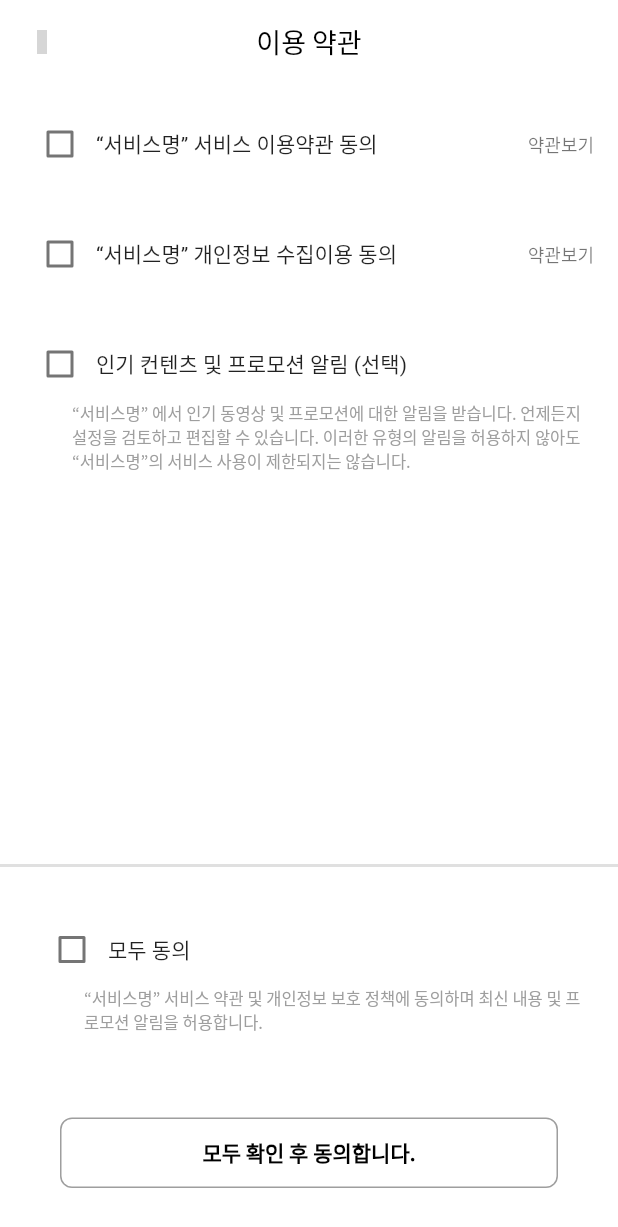
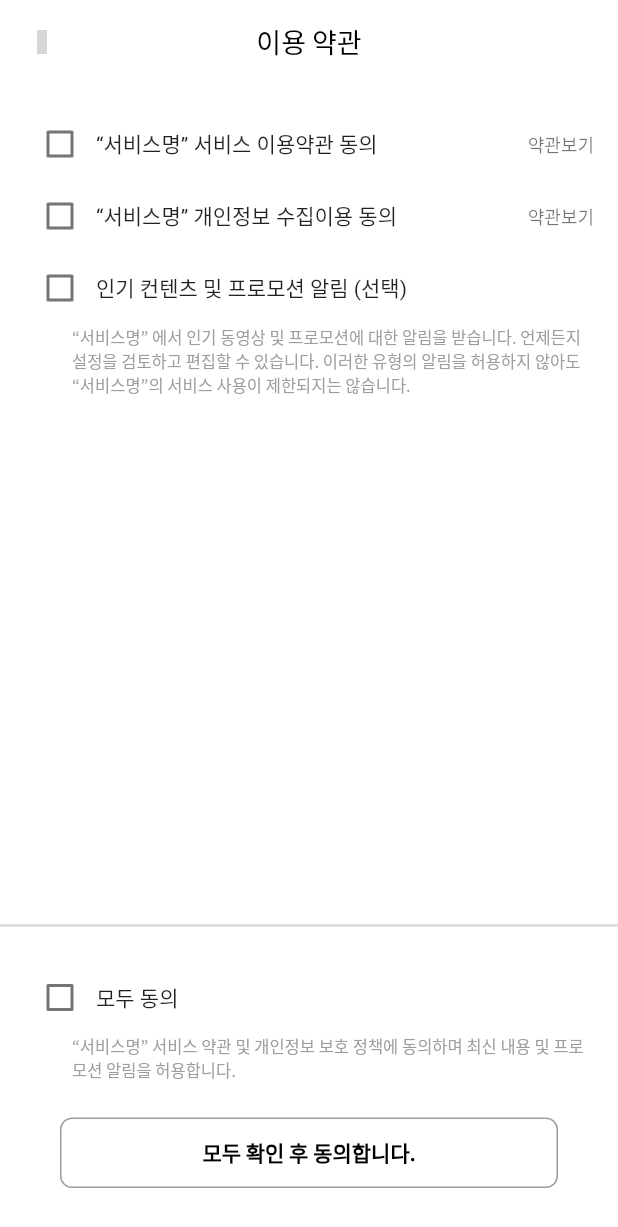
Before and after one commit to sirasatarato/hipet-flutter, a Flutter app: the SignProcessFrame screen opened directly, on a phone screen of 412 x 824 dp. Shown: the top 1227 px of the screen. Run offline on Flutter 3.47's test engine with Material 2 defaults, Android fonts, the phone set to English and light mode, and no system bars; our stand-ins replace fluttericon, get, shared_preferences; accounts and stored records are empty; network calls fail; grey boxes are pictures that could not be loaded.

Commit message:
Refactor Pages for context not to be used

```diff
--- a/hipet/lib/src/configs/themes.dart
+++ b/hipet/lib/src/configs/themes.dart
@@ -4,6 +4,7 @@ ThemeData getThemeData() {
   return ThemeData(
     textTheme: _textTheme,
     accentColor: Color(0xFF4F41F9),
+    primaryColor: Color(0xFF1B1B29),
   );
 }
 
--- a/hipet/lib/src/pages/sign/join_fin_page.dart
+++ b/hipet/lib/src/pages/sign/join_fin_page.dart
@@ -29,12 +29,12 @@ class JoinFinPage extends StatelessWidget {
     return Padding(
       padding: const EdgeInsets.symmetric(vertical: 32, horizontal: 40),
       child: Container(
-        width: MediaQuery.of(context).size.width - 80,
+        width: Get.width - 80,
         height: 48,
         child: WidestButton(
           '확인',
           isColored: true,
-          clickEvent: () => Get.offAll(() => SignPage(true)),
+          clickEvent: () => Get.offAll(() => const SignPage(true)),
         ),
       ),
     );
--- a/hipet/lib/src/pages/sign/policy_page.dart
+++ b/hipet/lib/src/pages/sign/policy_page.dart
@@ -5,37 +5,34 @@ import 'package:hipet/src/controller/sign_up_nav_controller.dart';
 import 'package:hipet/src/widgets/policy_check_box.dart';
 import 'package:hipet/src/widgets/widest_button.dart';
 
-// ignore: must_be_immutable
 class PolicyPage extends StatelessWidget {
-  final PolicyController _policyController = Get.put(PolicyController());
-  late ThemeData _theme;
+  final PolicyController _policyController = Get.find();
 
   @override
   Widget build(BuildContext context) {
-    _theme = Theme.of(context);
-
     return Column(
       children: [
-        Container(
-          height: MediaQuery.of(context).size.height / 3,
-          padding: const EdgeInsets.all(16),
-          child: buildContents(context),
+        Padding(
+          padding: EdgeInsets.all(16),
+          child: buildContents(),
         ),
         Spacer(),
         Divider(thickness: 2),
         Padding(
-          padding: const EdgeInsets.all(24),
-          child: buildAllAgreementCheckBox(),
+          padding: EdgeInsets.all(16),
+          child: Column(
+            children: [
+              buildAllAgreementCheckBox(),
+              buildMessage('“서비스명” 서비스 약관 및 개인정보 보호 정책에 동의하며 최신 내용 및 프로모션 알림을 허용합니다.'),
+              buildBottomButton(),
+            ],
           ),
-        Padding(
-          padding: const EdgeInsets.symmetric(vertical: 32, horizontal: 40),
-          child: buildBottomButton(),
         ),
       ],
     );
   }
 
-  Column buildContents(BuildContext context) {
+  Column buildContents() {
     return Column(
       mainAxisAlignment: MainAxisAlignment.spaceBetween,
       children: [
@@ -55,47 +52,47 @@ class PolicyPage extends StatelessWidget {
     );
   }
 
-  Padding buildMessage(String message) {
-    return Padding(
-      padding: const EdgeInsets.only(left: 32),
-      child: Text(
-        message,
-        softWrap: true,
-        style: _theme.textTheme.subtitle1,
-      ),
-    );
-  }
-
-  Column buildAllAgreementCheckBox() {
-    return Column(
+  Row buildAllAgreementCheckBox() {
+    return Row(
       children: [
-        Row(
-          children: [
-            Obx(() => Checkbox(
+        Obx(
+          () => Checkbox(
             value: _policyController.getIsAllChecked(),
             onChanged: (v) => _policyController.changeAllBox(v!),
-                )),
-            const Text('모두 동의'),
-          ],
           ),
-        buildMessage(
-          '“서비스명” 서비스 약관 및 개인정보 보호 정책에 동의하며 최신 내용 및 프로모션 알림을 허용합니다.',
         ),
+        Text('모두 동의'),
       ],
     );
   }
 
-  Widget buildBottomButton() {
-    return GetBuilder(
+  Padding buildBottomButton() {
+    return Padding(
+      padding: EdgeInsets.fromLTRB(24, 24, 24, 16),
+      child: GetBuilder(
         builder: (SignUpNavController navController) {
-        return Obx(() => WidestButton(
+          return Obx(
+            () => WidestButton(
               '모두 확인 후 동의합니다.',
               isColored: _policyController.conditionToMoveOn(),
               clickEvent: () {
                 if (_policyController.conditionToMoveOn()) navController.nextPage();
               },
-            ));
+            ),
+          );
         },
+      ),
+    );
+  }
+
+  Padding buildMessage(String message) {
+    return Padding(
+      padding: EdgeInsets.only(left: 32),
+      child: Text(
+        message,
+        softWrap: true,
+        style: Get.textTheme.subtitle1,
+      ),
     );
   }
 }
--- a/hipet/lib/src/pages/sign/sign_process_frame.dart
+++ b/hipet/lib/src/pages/sign/sign_process_frame.dart
@@ -3,36 +3,35 @@ import 'package:fluttericon/mfg_labs_icons.dart';
 import 'package:get/get.dart';
 import 'package:hipet/src/controller/sign_up_nav_controller.dart';
 
-// ignore: must_be_immutable
 class SignProcessFrame extends StatelessWidget {
-  var signNavController = Get.put(SignUpNavController());
+  final SignUpNavController signNavController = Get.find();
 
   @override
   Widget build(BuildContext context) {
-    return Obx(
-      () => Scaffold(
-        backgroundColor: Colors.white,
-        resizeToAvoidBottomInset: false,
-        appBar: buildAppBar(context),
-        body: signNavController.getPage(),
-      ),
+    return Scaffold(
+      backgroundColor: Colors.white,
+      resizeToAvoidBottomInset: false,
+      appBar: buildAppBar(),
+      body: Obx(() => signNavController.getPage()),
     );
   }
 
-  AppBar buildAppBar(BuildContext context) {
+  AppBar buildAppBar() {
     return AppBar(
       backgroundColor: Colors.white,
       centerTitle: true,
       elevation: 0,
       leading: IconButton(
         icon: const Icon(MfgLabs.left),
+        iconSize: 16,
         color: Colors.black,
-        iconSize: 16,
         onPressed: () => signNavController.backPage(),
       ),
-      title: Text(
-        signNavController.getTitle(),
-        style: Theme.of(context).textTheme.headline1,
+      title: Obx(
+        () => Text(
+          signNavController.getTitle(),
+          style: Get.textTheme.headline1,
+        ),
       ),
     );
   }
--- a/hipet/lib/src/widgets/policy_check_box.dart
+++ b/hipet/lib/src/widgets/policy_check_box.dart
@@ -2,29 +2,28 @@ import 'package:flutter/material.dart';
 import 'package:get/get.dart';
 import 'package:hipet/src/controller/policy_controller.dart';
 
-// ignore: must_be_immutable
 class PolicyCheckBox extends StatelessWidget {
-  PolicyController _policyController = Get.find();
+  final PolicyController _policyController = Get.find();
   final String text;
   final int index;
   final bool isAddPolicy;
 
-  PolicyCheckBox(this.text, this.index, {Key? key, this.isAddPolicy = false}) : super(key: key);
+  PolicyCheckBox(this.text, this.index, {this.isAddPolicy = false});
 
   @override
   Widget build(BuildContext context) {
-    return Obx(
-      () => Row(
-        children: [
-          Checkbox(
+    return Row(
+      children: [
+        Obx(
+          () => Checkbox(
             value: _policyController.isChecked[index],
             onChanged: (_) => _policyController.changeBox(index),
           ),
-          Text(text),
-          Spacer(),
-          if (isAddPolicy) Text('약관보기', style: Theme.of(context).textTheme.caption),
-        ],
-      ),
+        ),
+        Text(text),
+        const Spacer(),
+        if (isAddPolicy) Text('약관보기', style: Theme.of(context).textTheme.caption),
+      ],
     );
   }
 }
```
Also changed, not shown: hipet/lib/src/pages/sign/phone_page.dart (+13 -20 lines), hipet/lib/src/pages/sign/pick_topic_page.dart (+20 -18 lines). Lines whose indentation alone changed are shown as unchanged.
